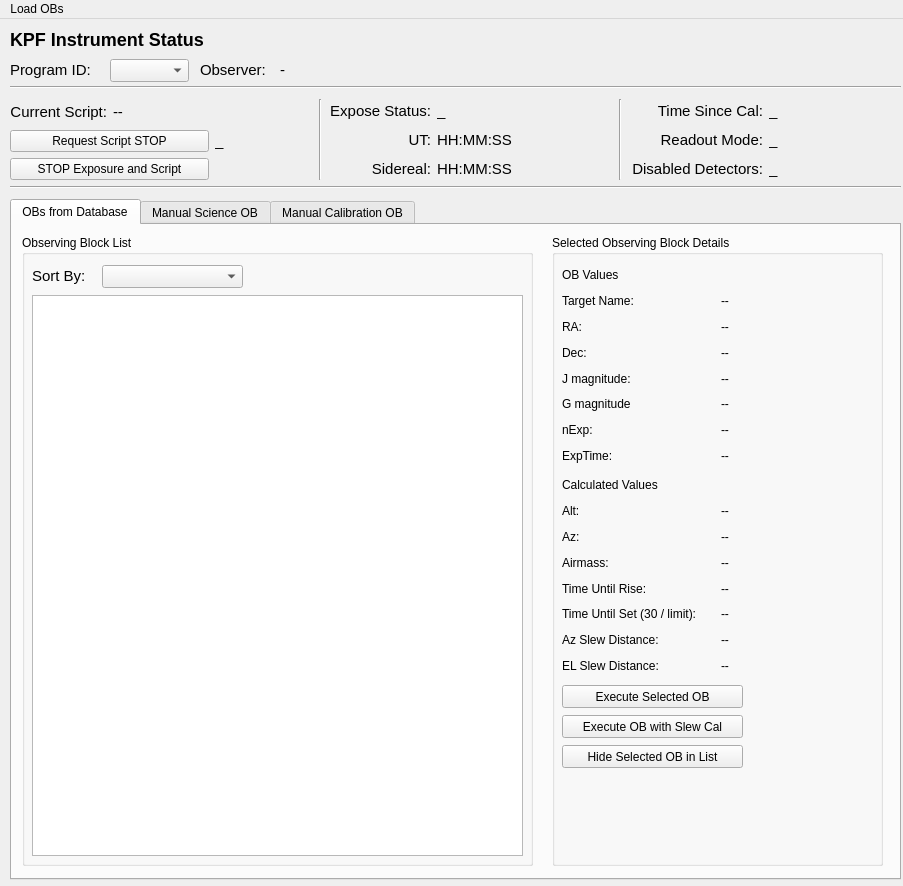
This is kpf/OB_GUI/KPF_OB_GUI.ui in KeckObservatory/KPFTranslator as Qt 5 draws it before an edit. The edited form follows.
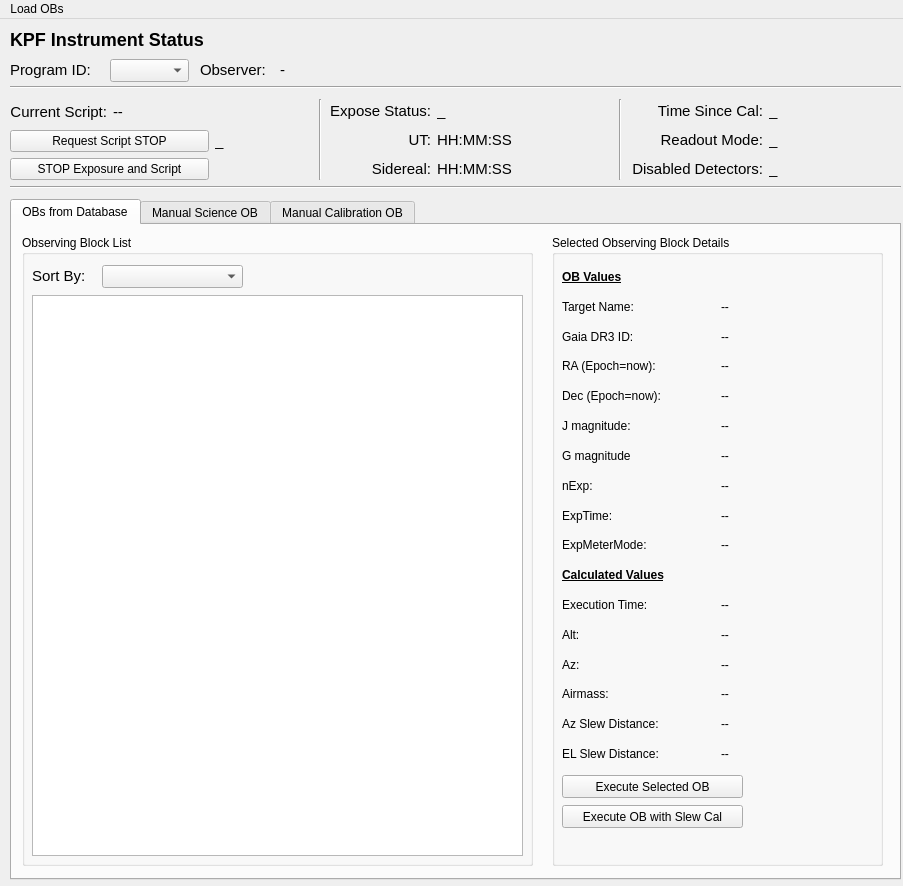
This is the edited form.

Commit message: Play with OB GUI techniques

What changed in the file:
```diff
--- a/kpf/OB_GUI/KPF_OB_GUI.ui
+++ b/kpf/OB_GUI/KPF_OB_GUI.ui
@@ -444,229 +444,231 @@
          <x>10</x>
          <y>30</y>
          <width>311</width>
-         <height>201</height>
+         <height>501</height>
         </rect>
        </property>
        <layout class="QGridLayout" name="gridLayout_3">
-        <item row="2" column="1">
-         <widget class="QLabel" name="SOB_TargetRA">
-          <property name="text">
-           <string>--</string>
-          </property>
-         </widget>
-        </item>
-        <item row="6" column="1">
-         <widget class="QLabel" name="SOB_nExp">
-          <property name="text">
-           <string>--</string>
-          </property>
-         </widget>
-        </item>
-        <item row="5" column="1">
-         <widget class="QLabel" name="SOB_Gmag">
-          <property name="text">
-           <string>--</string>
-          </property>
-         </widget>
-        </item>
-        <item row="1" column="1">
-         <widget class="QLabel" name="SOB_TargetName">
-          <property name="text">
-           <string>--</string>
-          </property>
-         </widget>
-        </item>
-        <item row="3" column="0">
-         <widget class="QLabel" name="TargetDecLabel">
-          <property name="text">
-           <string>Dec:</string>
-          </property>
-         </widget>
-        </item>
-        <item row="4" column="1">
-         <widget class="QLabel" name="SOB_Jmag">
-          <property name="text">
-           <string>--</string>
-          </property>
-         </widget>
-        </item>
-        <item row="5" column="0">
-         <widget class="QLabel" name="label_47">
-          <property name="text">
-           <string>G magnitude</string>
-          </property>
-         </widget>
-        </item>
-        <item row="6" column="0">
-         <widget class="QLabel" name="label_49">
-          <property name="text">
-           <string>nExp:</string>
-          </property>
-         </widget>
-        </item>
-        <item row="7" column="0">
-         <widget class="QLabel" name="label_51">
-          <property name="text">
-           <string>ExpTime:</string>
-          </property>
-         </widget>
-        </item>
-        <item row="7" column="1">
+        <item row="8" column="1">
          <widget class="QLabel" name="SOB_ExpTime">
           <property name="text">
            <string>--</string>
           </property>
          </widget>
         </item>
-        <item row="4" column="0">
+        <item row="5" column="1">
+         <widget class="QLabel" name="SOB_Jmag">
+          <property name="text">
+           <string>--</string>
+          </property>
+         </widget>
+        </item>
+        <item row="1" column="1">
+         <widget class="QLabel" name="SOB_TargetName">
+          <property name="text">
+           <string>--</string>
+          </property>
+         </widget>
+        </item>
+        <item row="0" column="0">
+         <widget class="QLabel" name="label_73">
+          <property name="text">
+           <string>&lt;html&gt;&lt;head/&gt;&lt;body&gt;&lt;p&gt;&lt;span style=&quot; font-weight:600; text-decoration: underline;&quot;&gt;OB Values&lt;/span&gt;&lt;/p&gt;&lt;/body&gt;&lt;/html&gt;</string>
+          </property>
+         </widget>
+        </item>
+        <item row="11" column="1">
+         <widget class="QLabel" name="SOB_ExecutionTime">
+          <property name="text">
+           <string>--</string>
+          </property>
+         </widget>
+        </item>
+        <item row="10" column="0">
+         <widget class="QLabel" name="label_72">
+          <property name="text">
+           <string>&lt;html&gt;&lt;head/&gt;&lt;body&gt;&lt;p&gt;&lt;span style=&quot; font-weight:600; text-decoration: underline;&quot;&gt;Calculated Values&lt;/span&gt;&lt;/p&gt;&lt;/body&gt;&lt;/html&gt;</string>
+          </property>
+         </widget>
+        </item>
+        <item row="3" column="1">
+         <widget class="QLabel" name="SOB_TargetRA">
+          <property name="text">
+           <string>--</string>
+          </property>
+         </widget>
+        </item>
+        <item row="5" column="0">
          <widget class="QLabel" name="label_45">
           <property name="text">
            <string>J magnitude:</string>
           </property>
          </widget>
         </item>
-        <item row="3" column="1">
+        <item row="4" column="0">
+         <widget class="QLabel" name="TargetDecLabel">
+          <property name="text">
+           <string>Dec (Epoch=now):</string>
+          </property>
+         </widget>
+        </item>
+        <item row="15" column="1">
+         <widget class="QLabel" name="SOB_AzSlew">
+          <property name="text">
+           <string>--</string>
+          </property>
+         </widget>
+        </item>
+        <item row="16" column="0">
+         <widget class="QLabel" name="label_65">
+          <property name="text">
+           <string>EL Slew Distance:</string>
+          </property>
+         </widget>
+        </item>
+        <item row="14" column="1">
+         <widget class="QLabel" name="SOB_Airmass">
+          <property name="text">
+           <string>--</string>
+          </property>
+         </widget>
+        </item>
+        <item row="9" column="1">
+         <widget class="QLabel" name="SOB_ExpMeterMode">
+          <property name="text">
+           <string>--</string>
+          </property>
+         </widget>
+        </item>
+        <item row="11" column="0">
+         <widget class="QLabel" name="label_3">
+          <property name="text">
+           <string>Execution Time:</string>
+          </property>
+         </widget>
+        </item>
+        <item row="4" column="1">
          <widget class="QLabel" name="SOB_TargetDec">
           <property name="text">
            <string>--</string>
           </property>
          </widget>
         </item>
-        <item row="2" column="0">
-         <widget class="QLabel" name="TargetRALabel">
+        <item row="7" column="0">
+         <widget class="QLabel" name="label_49">
           <property name="text">
-           <string>RA:</string>
+           <string>nExp:</string>
           </property>
          </widget>
         </item>
-        <item row="1" column="0">
-         <widget class="QLabel" name="TargetNameLabel">
+        <item row="2" column="1">
+         <widget class="QLabel" name="SOB_GaiaID">
           <property name="text">
-           <string>Target Name:</string>
+           <string>--</string>
           </property>
          </widget>
         </item>
-        <item row="0" column="0">
-         <widget class="QLabel" name="label_73">
+        <item row="13" column="1">
+         <widget class="QLabel" name="SOB_Az">
           <property name="text">
-           <string>OB Values</string>
+           <string>--</string>
           </property>
          </widget>
         </item>
-       </layout>
-      </widget>
-      <widget class="QWidget" name="gridLayoutWidget_15">
-       <property name="geometry">
-        <rect>
-         <x>10</x>
-         <y>240</y>
-         <width>311</width>
-         <height>201</height>
-        </rect>
-       </property>
-       <layout class="QGridLayout" name="gridLayout_4">
-        <item row="5" column="1">
-         <widget class="QLabel" name="SOB_TimeToSet">
+        <item row="16" column="1">
+         <widget class="QLabel" name="SOB_ELSlew">
           <property name="text">
            <string>--</string>
           </property>
          </widget>
         </item>
         <item row="2" column="0">
+         <widget class="QLabel" name="label_4">
+          <property name="text">
+           <string>Gaia DR3 ID:</string>
+          </property>
+         </widget>
+        </item>
+        <item row="15" column="0">
+         <widget class="QLabel" name="label_64">
+          <property name="text">
+           <string>Az Slew Distance:</string>
+          </property>
+         </widget>
+        </item>
+        <item row="13" column="0">
          <widget class="QLabel" name="label_69">
           <property name="text">
            <string>Az:</string>
           </property>
          </widget>
         </item>
-        <item row="1" column="1">
-         <widget class="QLabel" name="SOB_EL">
+        <item row="9" column="0">
+         <widget class="QLabel" name="label_5">
           <property name="text">
-           <string>--</string>
+           <string>ExpMeterMode:</string>
           </property>
          </widget>
         </item>
-        <item row="3" column="0">
+        <item row="14" column="0">
          <widget class="QLabel" name="label_61">
           <property name="text">
            <string>Airmass:</string>
           </property>
          </widget>
         </item>
-        <item row="6" column="0">
-         <widget class="QLabel" name="label_64">
+        <item row="7" column="1">
+         <widget class="QLabel" name="SOB_nExp">
           <property name="text">
-           <string>Az Slew Distance:</string>
+           <string>--</string>
           </property>
          </widget>
         </item>
-        <item row="1" column="0">
+        <item row="6" column="1">
+         <widget class="QLabel" name="SOB_Gmag">
+          <property name="text">
+           <string>--</string>
+          </property>
+         </widget>
+        </item>
+        <item row="3" column="0">
+         <widget class="QLabel" name="TargetRALabel">
+          <property name="text">
+           <string>RA (Epoch=now):</string>
+          </property>
+         </widget>
+        </item>
+        <item row="12" column="0">
          <widget class="QLabel" name="label_70">
           <property name="text">
            <string>Alt:</string>
           </property>
          </widget>
         </item>
-        <item row="5" column="0">
-         <widget class="QLabel" name="label_63">
+        <item row="6" column="0">
+         <widget class="QLabel" name="label_47">
           <property name="text">
-           <string>Time Until Set (30 / limit):</string>
+           <string>G magnitude</string>
           </property>
          </widget>
         </item>
-        <item row="4" column="0">
-         <widget class="QLabel" name="label_67">
+        <item row="8" column="0">
+         <widget class="QLabel" name="label_51">
           <property name="text">
-           <string>Time Until Rise:</string>
+           <string>ExpTime:</string>
           </property>
          </widget>
         </item>
-        <item row="6" column="1">
-         <widget class="QLabel" name="SOB_AzSlew">
+        <item row="12" column="1">
+         <widget class="QLabel" name="SOB_EL">
           <property name="text">
            <string>--</string>
           </property>
          </widget>
         </item>
-        <item row="2" column="1">
-         <widget class="QLabel" name="SOB_Az">
+        <item row="1" column="0">
+         <widget class="QLabel" name="TargetNameLabel">
           <property name="text">
-           <string>--</string>
-          </property>
-         </widget>
-        </item>
-        <item row="7" column="1">
-         <widget class="QLabel" name="SOB_ELSlew">
-          <property name="text">
-           <string>--</string>
-          </property>
-         </widget>
-        </item>
-        <item row="4" column="1">
-         <widget class="QLabel" name="SOB_TimeToRise">
-          <property name="text">
-           <string>--</string>
-          </property>
-         </widget>
-        </item>
-        <item row="7" column="0">
-         <widget class="QLabel" name="label_65">
-          <property name="text">
-           <string>EL Slew Distance:</string>
-          </property>
-         </widget>
-        </item>
-        <item row="3" column="1">
-         <widget class="QLabel" name="SOB_Airmass">
-          <property name="text">
-           <string>--</string>
-          </property>
-         </widget>
-        </item>
-        <item row="0" column="0">
-         <widget class="QLabel" name="label_72">
-          <property name="text">
-           <string>Calculated Values</string>
+           <string>Target Name:</string>
           </property>
          </widget>
         </item>
@@ -676,7 +678,7 @@
        <property name="geometry">
         <rect>
          <x>10</x>
-         <y>450</y>
+         <y>540</y>
          <width>181</width>
          <height>23</height>
         </rect>
@@ -685,24 +687,11 @@
         <string>Execute Selected OB</string>
        </property>
       </widget>
-      <widget class="QPushButton" name="SOB_HideButton">
-       <property name="geometry">
-        <rect>
-         <x>10</x>
-         <y>510</y>
-         <width>181</width>
-         <height>23</height>
-        </rect>
-       </property>
-       <property name="text">
-        <string>Hide Selected OB in List</string>
-       </property>
-      </widget>
       <widget class="QPushButton" name="SOB_ExecuteWithSlewCalButton">
        <property name="geometry">
         <rect>
          <x>10</x>
-         <y>480</y>
+         <y>570</y>
          <width>181</width>
          <height>23</height>
         </rect>
```
Left out of the diff: 11 changed lines with no effect on the pictures. The commit also changes 4 other files.
